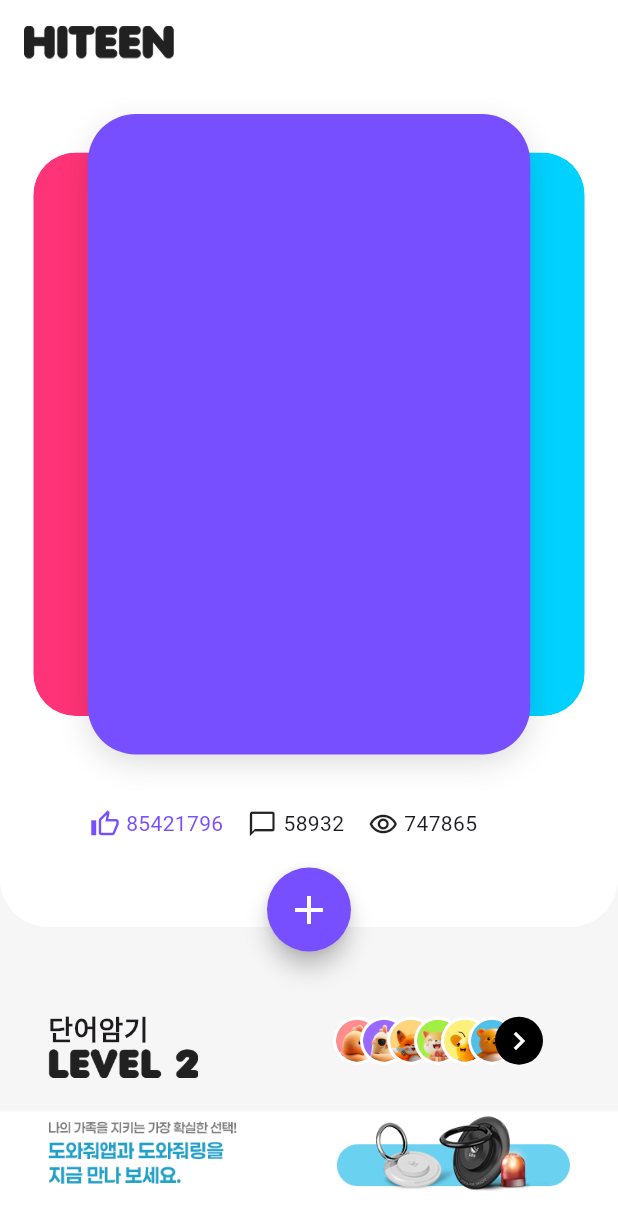
After one commit to gyu-hyung/work, a Flutter app: the TeenPickPageView screen opened directly, on a phone screen of 412 x 824 dp. The commit adds this screen. Shown: the top 1230 px of the screen. Run offline on Flutter 3.47's test engine with Material 3 defaults, Android fonts, the phone set to English and light mode, and no system bars; our stand-ins replace equatable, flutter_bloc, flutter_svg, go_router.

Commit message:
teen pick page, feat/swiperCard

```diff
--- a/lib/routes.dart
+++ b/lib/routes.dart
@@ -1,6 +1,6 @@
 import 'package:flutter/material.dart';
 import 'package:go_router/go_router.dart';
-import 'package:practice01/src/ui/pages/detail_page3.dart';
+import 'package:practice01/src/ui/pages/teen_pick/teen_pick_page.dart';
 import 'package:practice01/src/ui/pages/home/home_page.dart';
 import 'package:practice01/src/ui/pages/teen_now/teen_now_page.dart';
 import 'package:practice01/src/ui/pages/teen_story/teen_story_page.dart';
@@ -30,8 +30,8 @@ List<RouteBase> routes(GlobalKey<NavigatorState> navigatorKey) {
       ],
     ),
     GoRoute(
-      path: '/detail3',
-      builder: (context, state) => const DetailPage3(),
+      path: '/teen_pick',
+      builder: (context, state) => const TeenPickPage(),
     ),
     // 여기서 계속 라우트 확장 가능!
   ];
--- a/lib/src/ui/pages/detail_page3.dart
+++ /dev/null
@@ -1,18 +0,0 @@
-import 'package:flutter/material.dart';
-
-class DetailPage3 extends StatelessWidget {
-  const DetailPage3({super.key});
-
-  @override
-  Widget build(BuildContext context) {
-    return Scaffold(
-      appBar: AppBar(title: const Text('상세 페이지 1')),
-      body: Center(
-        child: Text(
-          '여기에 지도 및 캐릭터 UI 구성 예정',
-          style: Theme.of(context).textTheme.headlineMedium,
-        ),
-      ),
-    );
-  }
-}
--- a/lib/src/ui/pages/home/home_page.dart
+++ b/lib/src/ui/pages/home/home_page.dart
@@ -9,7 +9,7 @@ class HomePage extends StatelessWidget {
     final pages = [
       {'title': '틴 나우', 'route': '/teen_now'},
       {'title': '틴 스토리', 'route': '/teen_story'},
-      {'title': '캐릭터 상세 화면 3', 'route': '/detail3'},
+      {'title': '틴 픽', 'route': '/teen_pick'},
     ];
 
     return Scaffold(
--- /dev/null
+++ b/lib/src/ui/pages/teen_pick/teen_pick_page.dart
@@ -0,0 +1,180 @@
+import 'package:flutter/material.dart';
+import 'package:practice01/src/ui/pages/teen_pick/widgets/SwiperCard.dart';
+import 'package:practice01/src/ui/widgets/hiteen_bottom_banner.dart';
+import 'package:practice01/src/ui/widgets/hiteen_logo_app_bar.dart';
+
+class TeenPickPage extends StatelessWidget {
+  const TeenPickPage({super.key});
+
+  @override
+  Widget build(BuildContext context) {
+    return const TeenPickPageView();
+  }
+}
+
+class TeenPickPageView extends StatelessWidget {
+  const TeenPickPageView({super.key});
+
+  Widget _buildHiteenLogoAppBar() {
+    return const HiteenLogoAppBar();
+  }
+
+  Widget _buildBottomBanner() {
+    return const HiteenBottomBanner();
+  }
+
+  @override
+  Widget build(BuildContext context) {
+    final double screenHeight = MediaQuery.of(context).size.height;
+    return Scaffold(
+      backgroundColor: const Color(0XffF6F6F6),
+      body: Column(
+        children: [
+          Stack(
+            children: [
+              Container(
+                height: screenHeight * 0.75,
+                width: double.infinity,
+                decoration: const BoxDecoration(
+                  color: Colors.white,
+                  borderRadius: BorderRadius.only(
+                    bottomLeft: Radius.circular(32),
+                    bottomRight: Radius.circular(32),
+                  ),
+                ),
+                child: Column(
+                  children: [
+                    _buildHiteenLogoAppBar(),
+                    const SwiperCard(),
+                    // _buildSwipeCard(),
+                    _buildStatsRow(
+                        likes: 85421796, comments: 58932, views: 747865),
+                  ],
+                ),
+              ),
+            ],
+          ),
+          const SizedBox(height: 23),
+          _buildWordMemorySection(),
+        ],
+      ),
+      floatingActionButtonLocation: FloatingActionButtonLocation.centerFloat,
+      floatingActionButton: Padding(
+        padding: EdgeInsets.only(
+          bottom: screenHeight * 0.11,
+        ),
+        child: FloatingActionButton(
+          onPressed: () {},
+          backgroundColor: const Color(0xFF784FFF),
+          shape: RoundedRectangleBorder(
+            borderRadius: BorderRadius.circular(28),
+          ),
+          child: const Icon(Icons.add, size: 32, color: Colors.white),
+        ),
+      ),
+      bottomNavigationBar: _buildBottomBanner(),
+    );
+  }
+
+  Widget _buildStatsRow({
+    required int likes,
+    required int comments,
+    required int views,
+  }) {
+    return Padding(
+      padding: const EdgeInsets.symmetric(horizontal: 56, vertical: 16),
+      child: Row(
+        children: [
+          const SizedBox(width: 4),
+          const Icon(
+            Icons.thumb_up_alt_outlined,
+            size: 20,
+            color: Color(0xFF784FFF),
+          ),
+          const SizedBox(width: 4),
+          Text(
+            likes.toString(),
+            style: const TextStyle(color: Color(0xFF784FFF)),
+          ),
+          const SizedBox(width: 16),
+          const Icon(Icons.chat_bubble_outline, size: 20),
+          const SizedBox(width: 4),
+          Text(comments.toString()),
+          const SizedBox(width: 16),
+          const Icon(Icons.remove_red_eye_outlined, size: 20),
+          const SizedBox(width: 4),
+          Text(views.toString()),
+        ],
+      ),
+    );
+  }
+
+  Widget _buildWordMemorySection() {
+    final List<String> reactionAvatars = [
+      'assets/icons/ic_marker1.png',
+      'assets/icons/ic_marker2.png',
+      'assets/icons/ic_marker3.png',
+      'assets/icons/ic_marker4.png',
+      'assets/icons/ic_marker5.png',
+      'assets/icons/ic_marker6.png',
+    ];
+
+    return Padding(
+      padding: const EdgeInsets.symmetric(vertical: 32),
+      child: Row(
+        children: [
+          Expanded(
+            flex: 1,
+            child: Container(
+              padding: const EdgeInsets.symmetric(horizontal: 32),
+              child: Column(
+                mainAxisAlignment: MainAxisAlignment.start,
+                crossAxisAlignment: CrossAxisAlignment.start,
+                children: [
+                  const Text(
+                    '단어암기',
+                    style: TextStyle(fontSize: 18, fontWeight: FontWeight.bold),
+                  ),
+                  Image.asset('assets/images/level2.png', width: 100),
+                ],
+              ),
+            ),
+          ),
+          Expanded(
+            flex: 1,
+            child: Padding(
+              padding: const EdgeInsets.symmetric(horizontal: 16),
+              child: SizedBox(
+                height: 36,
+                child: Stack(
+                  children: [
+                    for (int i = 0; i < reactionAvatars.length; i++)
+                      Positioned(
+                        left: i * 18,
+                        child: CircleAvatar(
+                          radius: 16,
+                          backgroundColor: Colors.white,
+                          child: CircleAvatar(
+                            radius: 14,
+                            backgroundImage: AssetImage(reactionAvatars[i]),
+                          ),
+                        ),
+                      ),
+                    Positioned(
+                      left: reactionAvatars.length * 18,
+                      child: const CircleAvatar(
+                        radius: 16,
+                        backgroundColor: Colors.black,
+                        child: Icon(Icons.chevron_right, color: Colors.white),
+                      ),
+                    ),
+                  ],
+                ),
+              ),
+            ),
+          ),
+        ],
+      ),
+    );
+  }
+}
--- /dev/null
+++ b/lib/src/ui/pages/teen_pick/widgets/SwiperCard.dart
@@ -0,0 +1,157 @@
+import 'dart:ui';
+import 'package:flutter/material.dart';
+
+class SwiperCard extends StatefulWidget {
+  const SwiperCard({super.key});
+
+  @override
+  State<SwiperCard> createState() => _SwiperCardState();
+}
+
+class _SwiperCardState extends State<SwiperCard> {
+  List<Color> cardColors = [
+    const Color(0xFFFF3377), // 핑크
+    const Color(0xFF784FFF), // 보라
+    const Color(0xFF00D1FF), // 파랑
+  ];
+
+  int centerIndex = 1;
+  double dx = 0;
+
+  @override
+  Widget build(BuildContext context) {
+    int leftIndex = (centerIndex - 1 + cardColors.length) % cardColors.length;
+    int rightIndex = (centerIndex + 1) % cardColors.length;
+
+    const double cardWidth = 295;
+    const double cardHeight = 427;
+    const double sideCardScale = 0.88;
+    const double sideCardOffset = 54; // 더 크게 잡아서 많이 튀어나오게
+
+    return Center(
+      child: SizedBox(
+        width: cardWidth + sideCardOffset * 2,
+        height: cardHeight + 40,
+        child: Stack(
+          clipBehavior: Clip.none,
+          alignment: Alignment.center,
+          children: [
+            // 왼쪽 카드 (블러)
+            Positioned(
+              left: 0,
+              top: 20,
+              child: Transform.scale(
+                scale: sideCardScale,
+                child: CardWidget(
+                  color: cardColors[leftIndex],
+                  blur: true,
+                  width: cardWidth,
+                  height: cardHeight,
+                ),
+              ),
+            ),
+            // 오른쪽 카드 (블러)
+            Positioned(
+              right: 0,
+              top: 20,
+              child: Transform.scale(
+                scale: sideCardScale,
+                child: CardWidget(
+                  color: cardColors[rightIndex],
+                  blur: true,
+                  width: cardWidth,
+                  height: cardHeight,
+                ),
+              ),
+            ),
+            // 중앙 카드
+            AnimatedPositioned(
+              duration: const Duration(milliseconds: 0),
+              left: sideCardOffset + dx,
+              child: GestureDetector(
+                onHorizontalDragUpdate: (details) {
+                  setState(() {
+                    dx += details.delta.dx;
+                  });
+                },
+                onHorizontalDragEnd: (details) {
+                  if (dx.abs() > 100) {
+                    if (dx < 0) {
+                      setState(() {
+                        centerIndex = (centerIndex + 1) % cardColors.length;
+                        dx = 0;
+                      });
+                    } else {
+                      setState(() {
+                        centerIndex = (centerIndex - 1 + cardColors.length) %
+                            cardColors.length;
+                        dx = 0;
+                      });
+                    }
+                  } else {
+                    setState(() {
+                      dx = 0;
+                    });
+                  }
+                },
+                child: CardWidget(
+                  color: cardColors[centerIndex],
+                  blur: false,
+                  width: cardWidth,
+                  height: cardHeight,
+                ),
+              ),
+            ),
+          ],
+        ),
+      ),
+    );
+  }
+}
+
+class CardWidget extends StatelessWidget {
+  final Color color;
+  final bool blur;
+  final double width;
+  final double height;
+
+  const CardWidget({
+    super.key,
+    required this.color,
+    required this.blur,
+    required this.width,
+    required this.height,
+  });
+
+  @override
+  Widget build(BuildContext context) {
+    Widget card = Container(
+      width: width,
+      height: height,
+      decoration: BoxDecoration(
+        color: color,
+        borderRadius: BorderRadius.circular(32),
+        boxShadow: const [
+          BoxShadow(
+            color: Colors.black12,
+            blurRadius: 16,
+            offset: Offset(0, 6),
+          )
+        ],
+      ),
+    );
+    if (blur) {
+      return ClipRRect(
+        borderRadius: BorderRadius.circular(32),
+        child: BackdropFilter(
+          filter: ImageFilter.blur(sigmaX: 40, sigmaY: 40),
+          child: Opacity(
+            opacity: 1,
+            child: card,
+          ),
+        ),
+      );
+    }
+    return card;
+  }
+}
--- a/lib/src/ui/pages/teen_story/widgets/feed_item.dart
+++ b/lib/src/ui/pages/teen_story/widgets/feed_item.dart
@@ -173,6 +173,7 @@ class _FeedItemState extends State<FeedItem> {
       padding: const EdgeInsets.symmetric(horizontal: 16, vertical: 8),
       child: Row(
         children: [
+          const SizedBox(width: 4),
           const Icon(Icons.thumb_up_alt_outlined, size: 20),
           const SizedBox(width: 4),
           Text(feed.likes.toString()),
--- a/pubspec.yaml
+++ b/pubspec.yaml
@@ -23,6 +23,7 @@ dependencies:
   # UI
   flutter_svg: ^2.0.10+1
   flutter_staggered_grid_view: ^0.7.0
+  soft_edge_blur: ^0.1.3
 
   cupertino_icons: ^1.0.8
 
```
Also changed, not shown: assets/images/level2.png (added), pubspec.lock.
